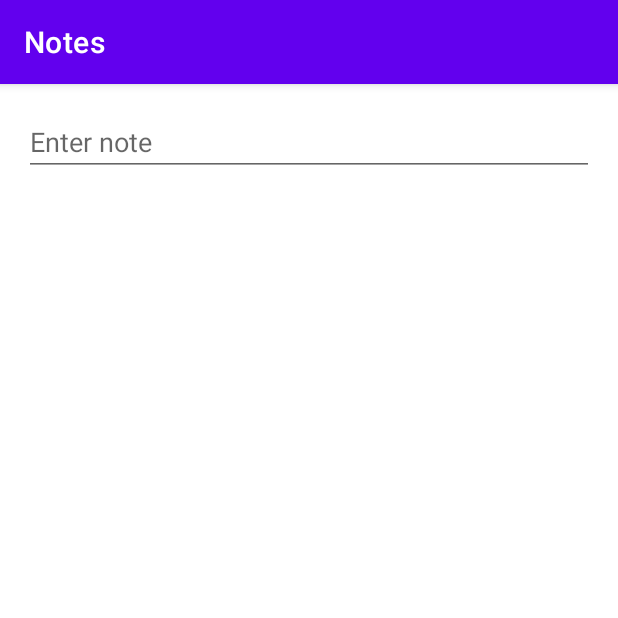
After one commit to LarryHunter/AndroidJetpack2021, an Android app: the EditorFragment screen opened through its navigation route, on a phone screen of 412 x 824 dp, the top half of it. The commit adds this screen. Run offline under Robolectric (Android 15) with nearby library versions, the phone set to English and light mode, and no system bars.

Commit message:
* Created a second fragment for editing notes.

```diff
--- /dev/null
+++ b/app/src/main/java/com/example/plainolnotes4/EditorFragment.kt
@@ -0,0 +1,25 @@
+package com.example.plainolnotes4
+
+import android.os.Bundle
+import android.view.LayoutInflater
+import android.view.View
+import android.view.ViewGroup
+import androidx.fragment.app.Fragment
+import androidx.lifecycle.ViewModelProvider
+
+class EditorFragment : Fragment() {
+
+    private lateinit var viewModel: EditorViewModel
+
+    override fun onCreateView(
+        inflater: LayoutInflater, container: ViewGroup?,
+        savedInstanceState: Bundle?
+    ): View? {
+        return inflater.inflate(R.layout.editor_fragment, container, false)
+    }
+
+    override fun onActivityCreated(savedInstanceState: Bundle?) {
+        super.onActivityCreated(savedInstanceState)
+        viewModel = ViewModelProvider(this).get(EditorViewModel::class.java)
+    }
+}
--- /dev/null
+++ b/app/src/main/java/com/example/plainolnotes4/EditorViewModel.kt
@@ -0,0 +1,7 @@
+package com.example.plainolnotes4
+
+import androidx.lifecycle.ViewModel
+
+class EditorViewModel : ViewModel() {
+    // TODO: Implement the ViewModel
+}
--- /dev/null
+++ b/app/src/main/res/layout/editor_fragment.xml
@@ -0,0 +1,20 @@
+<?xml version="1.0" encoding="utf-8"?>
+
+<androidx.core.widget.NestedScrollView xmlns:android="http://schemas.android.com/apk/res/android"
+    xmlns:tools="http://schemas.android.com/tools"
+    android:layout_width="match_parent"
+    android:layout_height="match_parent"
+    tools:context=".EditorFragment">
+
+    <EditText
+        android:id="@+id/editor"
+        android:layout_width="match_parent"
+        android:layout_height="match_parent"
+        android:layout_margin="16dp"
+        android:hint="@string/enter_note"
+        android:inputType="textCapSentences|textMultiLine"
+        android:textAppearance="@style/TextAppearance.AppCompat.Medium"
+        tools:ignore="Autofill"
+        tools:text="Hello" />
+
+</androidx.core.widget.NestedScrollView>
--- a/app/src/main/res/navigation/nav_graph.xml
+++ b/app/src/main/res/navigation/nav_graph.xml
@@ -1,4 +1,5 @@
 <?xml version="1.0" encoding="utf-8"?>
+
 <navigation xmlns:android="http://schemas.android.com/apk/res/android"
     xmlns:app="http://schemas.android.com/apk/res-auto"
     xmlns:tools="http://schemas.android.com/tools"
@@ -9,5 +10,16 @@
         android:id="@+id/mainFragment"
         android:name="com.example.plainolnotes4.MainFragment"
         android:label="main_fragment"
-        tools:layout="@layout/main_fragment" />
+        tools:layout="@layout/main_fragment">
+        <action
+            android:id="@+id/action_edit_note"
+            app:destination="@id/editorFragment" />
+    </fragment>
+
+    <fragment
+        android:id="@+id/editorFragment"
+        android:name="com.example.plainolnotes4.EditorFragment"
+        android:label="editor_fragment"
+        tools:layout="@layout/editor_fragment" />
+
 </navigation>
--- a/app/src/main/res/values/strings.xml
+++ b/app/src/main/res/values/strings.xml
@@ -2,4 +2,5 @@
     <string name="app_name">Plain Ol\' Notes 4</string>
     <string name="notes">Notes</string>
     <string name="add_note">Add Note</string>
+    <string name="enter_note">Enter note</string>
 </resources>
```
